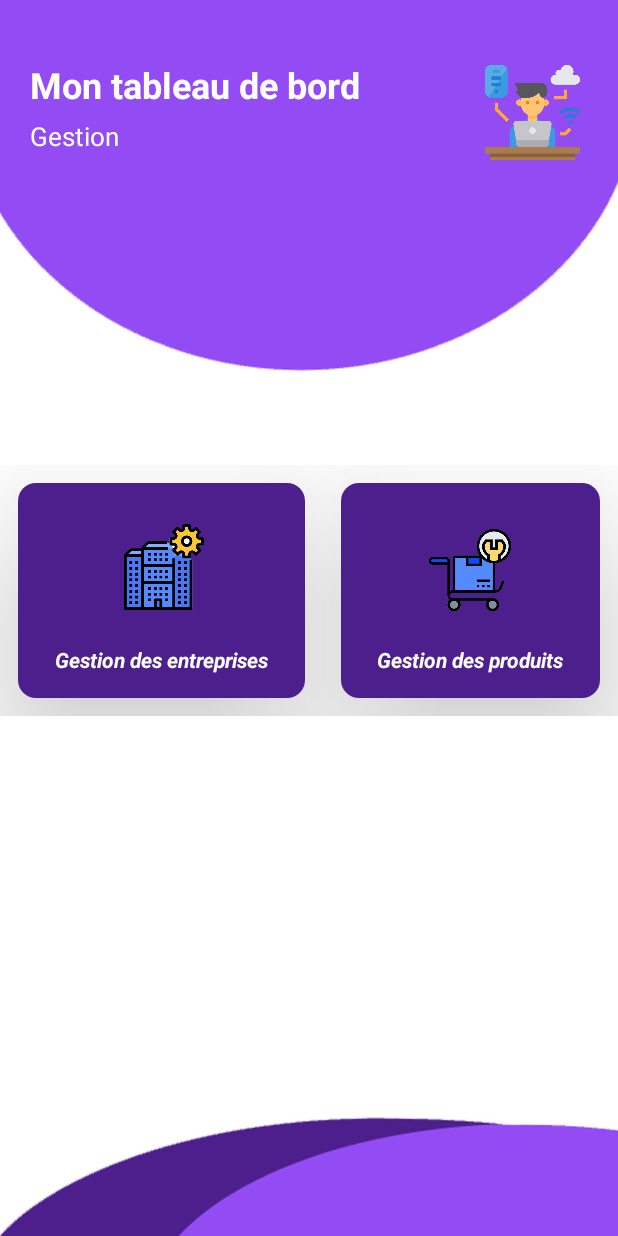
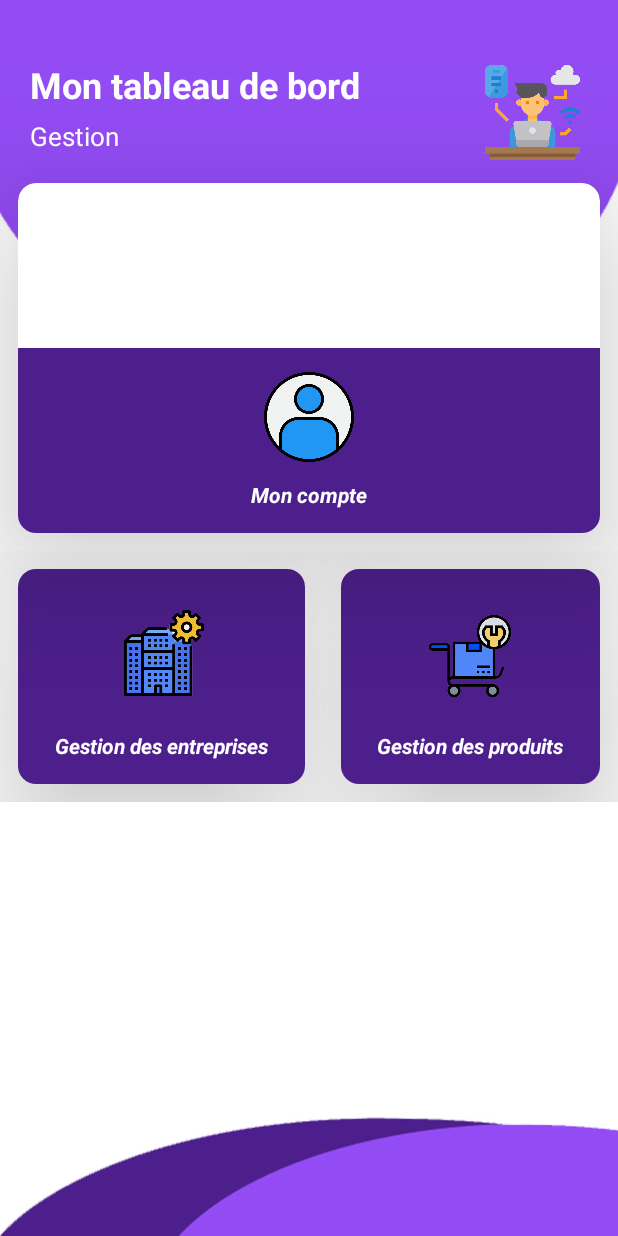
Before and after one commit to mansouri47b/NEED3, an Android app: the AdminActivity screen opened directly, with no data from a screen before it, on a phone screen of 412 x 824 dp. Run offline under Robolectric (Android 15) with nearby library versions, the phone set to English and light mode, and no system bars.

Commit message:
seventh commit

```diff
--- a/app/src/main/res/layout/activity_admin.xml
+++ b/app/src/main/res/layout/activity_admin.xml
@@ -48,9 +48,47 @@
 
 
      </RelativeLayout>
+     <androidx.cardview.widget.CardView
+         android:layout_width="match_parent"
+         android:layout_height="wrap_content"
+         android:layout_columnWeight="1"
+         android:layout_rowWeight="1"
+         app:cardElevation="60dp"
+         android:layout_gravity="center"
+         app:cardCornerRadius="12dp"
+         android:layout_margin="12dp"
 
+
+         >
+         <LinearLayout
+             android:layout_marginTop="110dp"
+             android:layout_width="match_parent"
+             android:layout_height="match_parent"
+             android:gravity="center"
+             android:padding="16dp"
+             android:orientation="vertical"
+             android:background="@color/violet"
+
+             >
+             <ImageView
+                 android:src="@drawable/account"
+                 android:layout_width="60dp"
+                 android:layout_height="60dp"/>
+
+             <TextView
+                 android:layout_width="wrap_content"
+                 android:layout_height="wrap_content"
+                 android:text="Mon compte"
+                 android:textSize="14sp"
+                 android:textStyle="bold|italic"
+                 android:textColor="@android:color/white"
+                 android:layout_marginTop="12dp"/>
+
+
+
+         </LinearLayout>
+     </androidx.cardview.widget.CardView>
      <GridLayout
-         android:layout_marginTop="200dp"
          android:rowCount="3"
          android:columnCount="2"
          android:columnOrderPreserved="false"
@@ -87,7 +125,6 @@
                      android:layout_height="wrap_content"
                      android:text="Gestion des entreprises"
                      android:textSize="14sp"
-
                      android:textColor="@android:color/white"
                      android:layout_marginTop="12dp"
                      android:textStyle="italic|bold"/>
```
Also changed, not shown: app/src/main/res/drawable/account.png (added).
